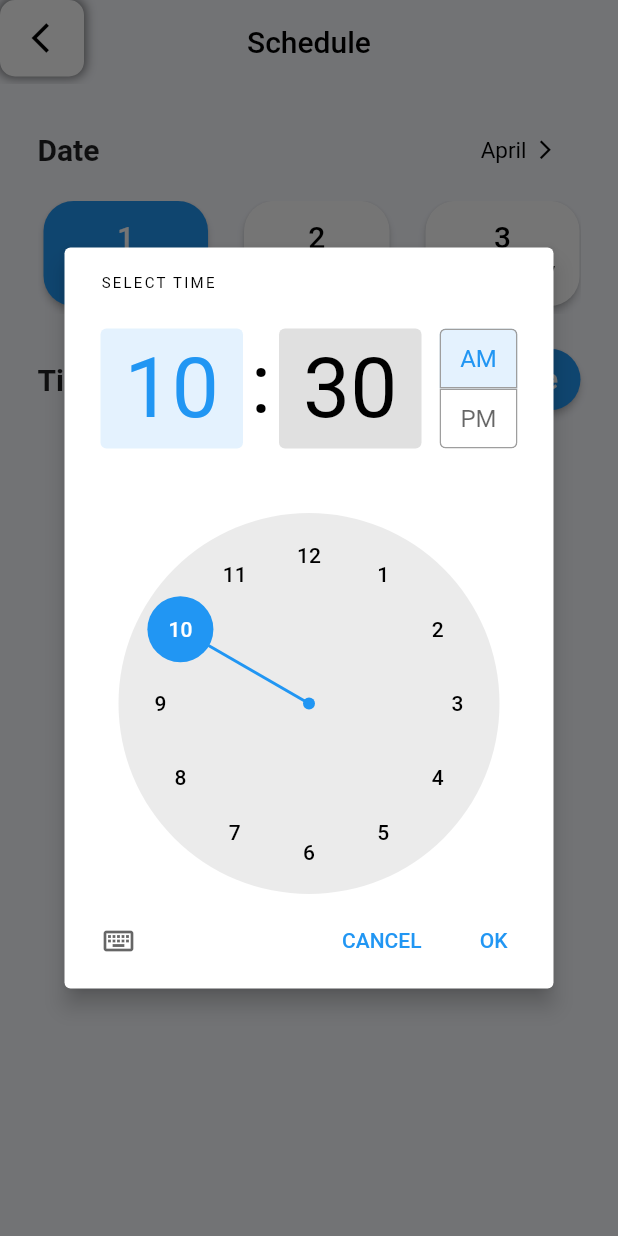
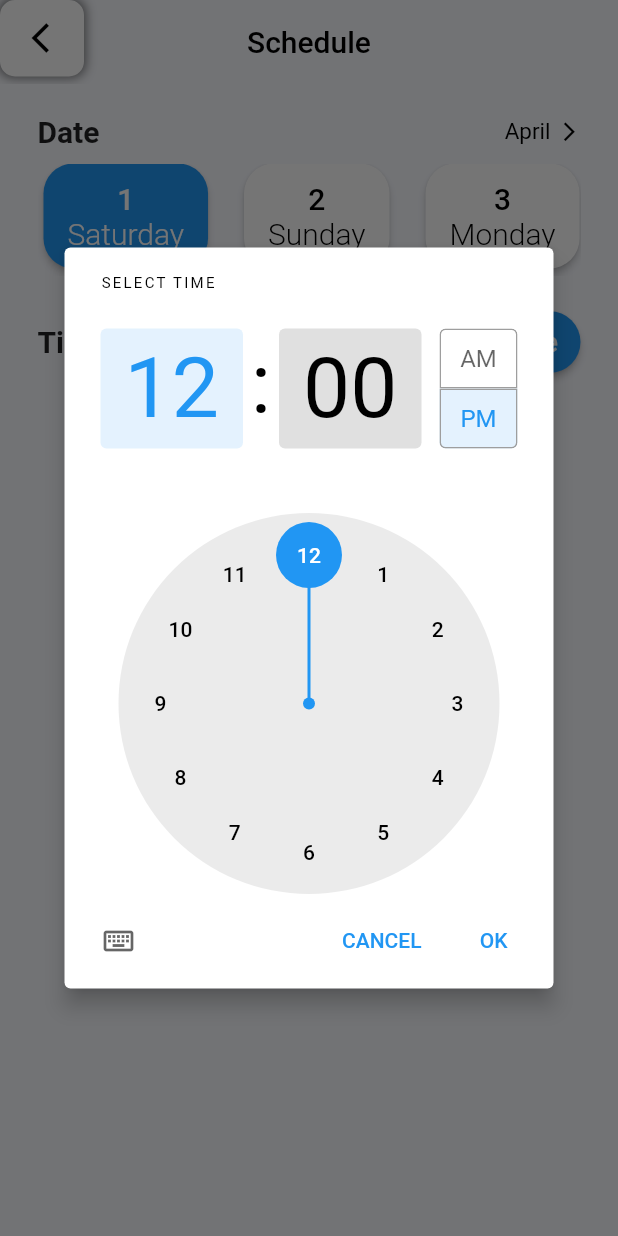
Before and after one commit to Adimno/WellFreshUpdated, a Flutter app: the DoctorSchedule screen opened directly with empty values, after a tap on "Add a time", on a phone screen of 412 x 824 dp. Run offline on Flutter 3.47's test engine with Material 2 defaults, Android fonts, the phone set to English and light mode, and no system bars; our stand-ins replace cloud_firestore, firebase_auth, firebase_core; accounts and stored records are empty.

Commit message:
added the reset time when select new month

```diff
--- a/lib/doctorSchedule.dart
+++ b/lib/doctorSchedule.dart
@@ -44,7 +44,6 @@ class _DoctorSchedule extends State<DoctorSchedule> {
       days.add(i);
     }
     numbersInMonth = days.cast<int>();
-    print(numbersInMonth);
     return days;
   }
 
@@ -58,7 +57,6 @@ class _DoctorSchedule extends State<DoctorSchedule> {
       days.add(dayOfWeek);
     }
     daysInMonths = days;
-    print(daysInMonths);
     return days;
   }
 
@@ -133,10 +131,8 @@ class _DoctorSchedule extends State<DoctorSchedule> {
         Map<String, dynamic> data =
             documentSnapshot.data() as Map<String, dynamic>;
         specialties = List<String>.from(data['specialties']);
-        print('List retrieved successfully!');
       } else {
         print('Document does not exist on the database');
-        print(specialties);
       }
     }).catchError((error) => print('Failed to retrieve list: $error'));
 
@@ -153,17 +149,18 @@ class _DoctorSchedule extends State<DoctorSchedule> {
         months = List<String>.from(data['date']
             .map((timestamp) => DateFormat('MMMM').format(timestamp.toDate())));
         print('List retrieved successfully!');
-        print(date);
-        print(time);
-        print(weekdays);
-        print(months);
       } else {
         print('Document does not exist on the database');
       }
     }).catchError((error) => print('Failed to retrieve list: $error'));
 
-    TimeOfDay timeOfDay = const TimeOfDay(hour: 10, minute: 30);
+    TimeOfDay timeOfDay = const TimeOfDay(hour: 12, minute: 00);
 
+
+    List<String> resetTime(){
+      newTime = [];
+      return newTime;
+    }
 
 
 
@@ -183,11 +180,6 @@ class _DoctorSchedule extends State<DoctorSchedule> {
       }
       return newTime;
     }
-
-
-    print('newtime: $date');
-
-
 
     return FutureBuilder<DocumentSnapshot>(
         future: users.doc(widget.docId).get(),
@@ -268,31 +260,13 @@ class _DoctorSchedule extends State<DoctorSchedule> {
                                         ),
                                       ),
                                       const Spacer(),
-                                      ElevatedButton(
-                                        onPressed: () {
-                                          // Your button action here
-                                        },
-                                        style: ButtonStyle(
-                                          backgroundColor:
-                                              MaterialStateProperty.all<Color>(
-                                                  Colors.transparent),
-                                          overlayColor:
-                                              MaterialStateProperty.all<Color>(
-                                                  Colors.transparent),
-                                          elevation:
-                                              MaterialStateProperty.all<double>(
-                                                  0),
-                                          side: MaterialStateProperty.all<
-                                              BorderSide>(BorderSide.none),
-                                          shape: MaterialStateProperty.all<
-                                                  OutlinedBorder>(
-                                              const StadiumBorder()),
-                                        ),
-                                        child: Row(
+                                      Row(
                                           children: [
                                             GestureDetector(
-                                              onTap: () =>
-                                                  _showMonthPicker(context),
+                                              onTap: () {
+                                                  _showMonthPicker(context);
+                                                  resetTime();
+                                                  },
                                               child: Text(
                                                 _months[_selectedMonth],
                                                 style: const TextStyle(
@@ -312,7 +286,6 @@ class _DoctorSchedule extends State<DoctorSchedule> {
                                             ),
                                           ],
                                         ),
-                                      ),
                                     ],
                                   ),
                                   Padding(
@@ -337,8 +310,6 @@ class _DoctorSchedule extends State<DoctorSchedule> {
                                                     onPressed: () {
                                                       setState(() {
                                                         showTime(_months[_selectedMonth], numbersInMonth[index]);
-                                                        print('${_months[_selectedMonth]}, ${numbersInMonth[index]}');
-                                                        print('$newTime test ${newTime.length}');
                                                         DateButtonIndex =
                                                             index; // keep track of selected button index
                                                       });
```
